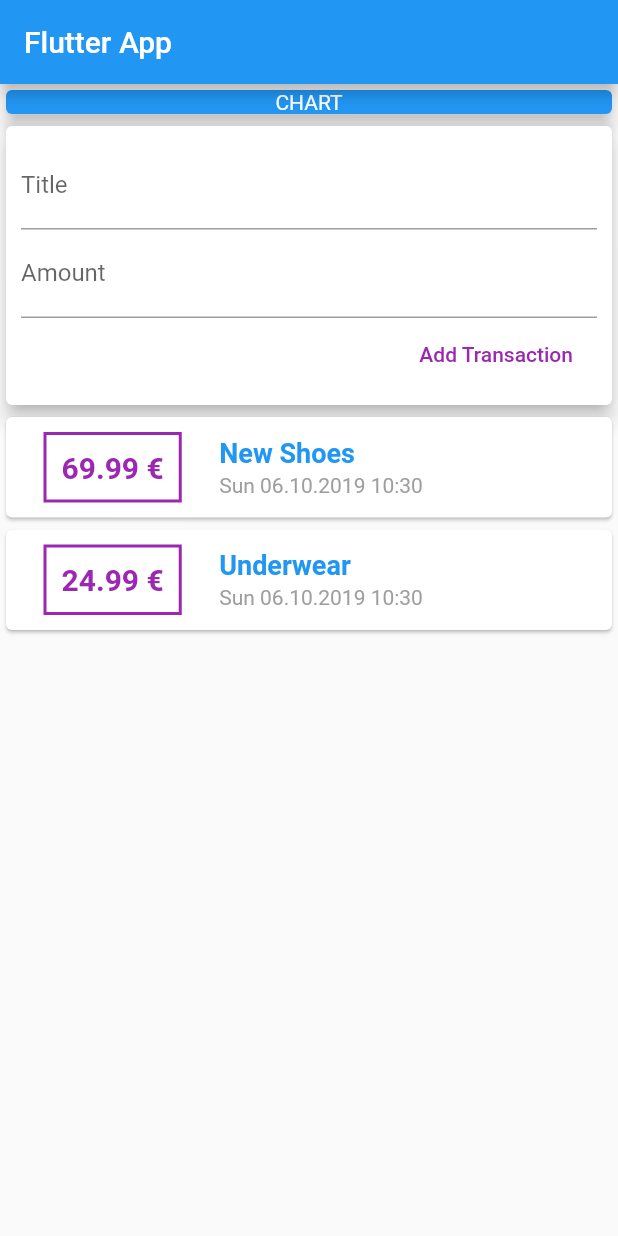
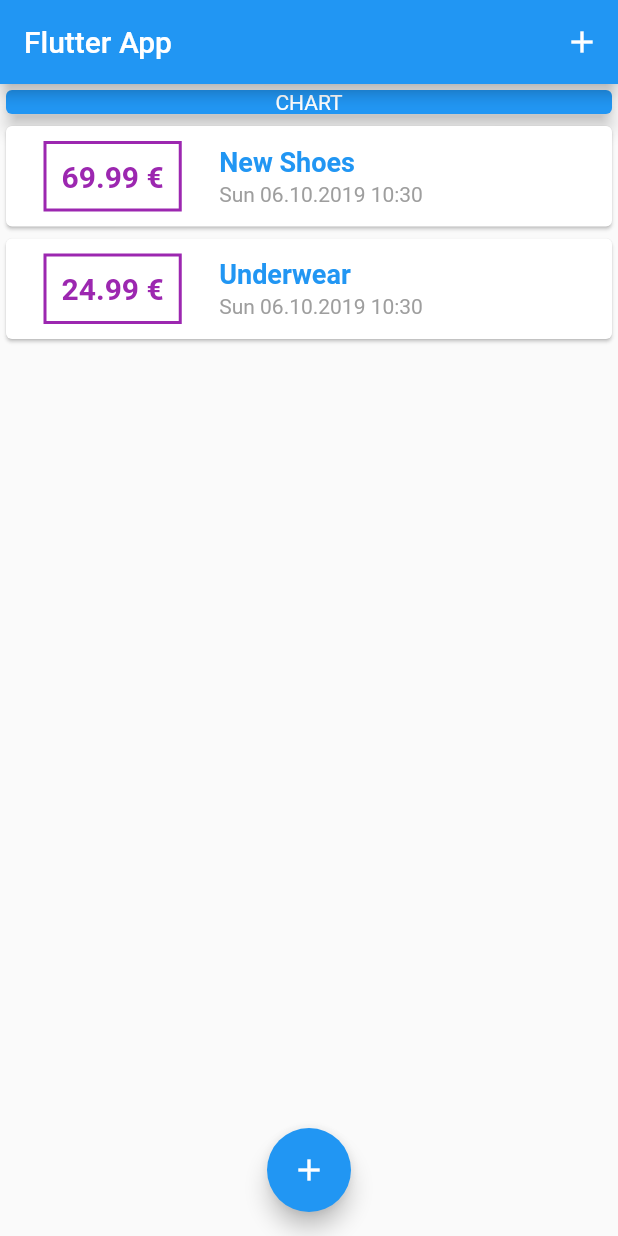
Before and after one commit to raphaelpinel/personal-finances-flutter-app, a Flutter app: the screen it shows after launch, on a phone screen of 412 x 824 dp. Run offline on Flutter 3.47's test engine with Material 2 defaults, Android fonts, the phone set to English and light mode, and no system bars.

Commit message:
add button to add new transaction

```diff
--- a/lib/main.dart
+++ b/lib/main.dart
@@ -1,6 +1,8 @@
 import 'package:flutter/material.dart';
 
-import './widgets/user_transactions.dart';
+import './models/transaction.dart';
+import './widgets/new_transaction.dart';
+import './widgets/transaction_list.dart';
 
 void main() => runApp(MyApp());
 
@@ -14,16 +16,64 @@ class MyApp extends StatelessWidget {
   }
 }
 
-class MyHomePage extends StatelessWidget {
+class MyHomePage extends StatefulWidget {
   // String titleInput;
   // String amountInput;
-  final titleController = TextEditingController();
-  final amountController = TextEditingController();
+  @override
+  _MyHomePageState createState() => _MyHomePageState();
+}
+
+class _MyHomePageState extends State<MyHomePage> {
+  final List<Transaction> _userTransactions = [
+    Transaction(
+      id: 't1',
+      title: 'New Shoes',
+      amount: 69.99,
+      date: DateTime.now(),
+    ),
+    Transaction(
+      id: 't2',
+      title: 'Underwear',
+      amount: 24.99,
+      date: DateTime.now(),
+    )
+  ];
+  void _addNewTransaction(String title, double amount) {
+    final newTx = Transaction(
+      title: title,
+      amount: amount,
+      date: DateTime.now(),
+      id: DateTime.now().toString(),
+    );
+    setState(() {
+      _userTransactions.add(newTx);
+    });
+  }
+
+  void _startAddNewTransaction(BuildContext ctx) {
+    showModalBottomSheet(
+      context: ctx,
+      builder: (bCtx) {
+        return GestureDetector(
+          onTap: () {},
+          child: NewTransaction(_addNewTransaction),
+          behavior: HitTestBehavior.opaque,
+        );
+      },
+    );
+  }
+
   @override
   Widget build(BuildContext context) {
     return Scaffold(
       appBar: AppBar(
         title: Text('Flutter App'),
+        actions: <Widget>[
+          IconButton(
+            icon: Icon(Icons.add),
+            onPressed: () => _startAddNewTransaction(context),
+          ),
+        ],
       ),
       body: Column(
         crossAxisAlignment: CrossAxisAlignment.stretch,
@@ -41,8 +91,13 @@ class MyHomePage extends StatelessWidget {
               elevation: 5,
             ),
           ),
-          UserTransactions(),
+          TransactionList(_userTransactions),
         ],
+      ),
+      floatingActionButtonLocation: FloatingActionButtonLocation.centerFloat,
+      floatingActionButton: FloatingActionButton(
+        child: Icon(Icons.add),
+        onPressed: () => _startAddNewTransaction(context),
       ),
     );
   }
--- a/lib/widgets/new_transaction.dart
+++ b/lib/widgets/new_transaction.dart
@@ -1,11 +1,18 @@
 import 'package:flutter/material.dart';
 
-class NewTransaction extends StatelessWidget {
-  final titleController = TextEditingController();
-  final amountController = TextEditingController();
+class NewTransaction extends StatefulWidget {
   final Function addTransaction;
 
   NewTransaction(this.addTransaction);
+
+  @override
+  _NewTransactionState createState() => _NewTransactionState();
+}
+
+class _NewTransactionState extends State<NewTransaction> {
+  final titleController = TextEditingController();
+
+  final amountController = TextEditingController();
 
   void submitData() {
     final enteredTitle = titleController.text;
@@ -14,7 +21,11 @@ class NewTransaction extends StatelessWidget {
     if (enteredTitle.isEmpty || enteredAmount <= 0) {
       return;
     }
-    addTransaction(enteredTitle, enteredAmount);
+    widget.addTransaction(
+      enteredTitle,
+      enteredAmount,
+    );
+    Navigator.of(context).pop();
   }
 
   @override
--- a/lib/widgets/user_transactions.dart
+++ /dev/null
@@ -1,49 +0,0 @@
-import 'package:flutter/material.dart';
-
-import '../models/transaction.dart';
-import './new_transaction.dart';
-import './transaction_list.dart';
-
-class UserTransactions extends StatefulWidget {
-  @override
-  _UserTransactionsState createState() => _UserTransactionsState();
-}
-
-class _UserTransactionsState extends State<UserTransactions> {
-  final List<Transaction> _userTransactions = [
-    Transaction(
-      id: 't1',
-      title: 'New Shoes',
-      amount: 69.99,
-      date: DateTime.now(),
-    ),
-    Transaction(
-      id: 't2',
-      title: 'Underwear',
-      amount: 24.99,
-      date: DateTime.now(),
-    )
-  ];
-
-  void _addnewTransaction(String title, double amount) {
-    final newTx = Transaction(
-      title: title,
-      amount: amount,
-      date: DateTime.now(),
-      id: DateTime.now().toString(),
-    );
-    setState(() {
-      _userTransactions.add(newTx);
-    });
-  }
-
-  @override
-  Widget build(BuildContext context) {
-    return Column(
-      children: [
-        NewTransaction(_addnewTransaction),
-        TransactionList(_userTransactions),
-      ],
-    );
-  }
-}
```
Lines whose indentation alone changed are shown as unchanged.
